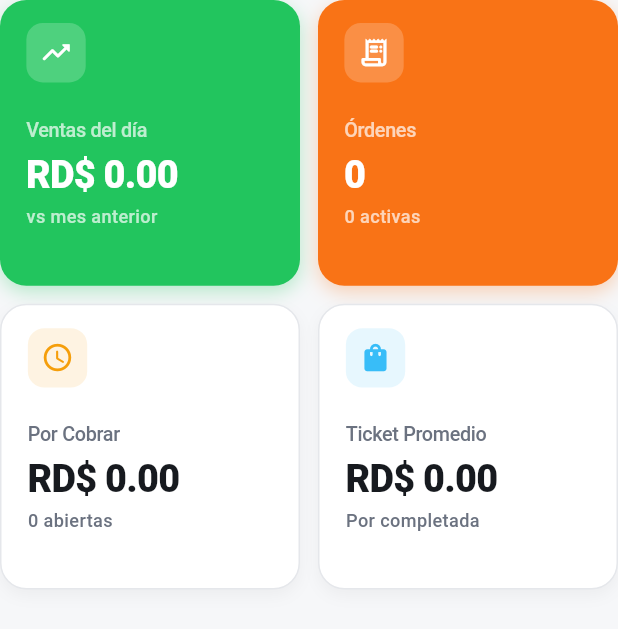
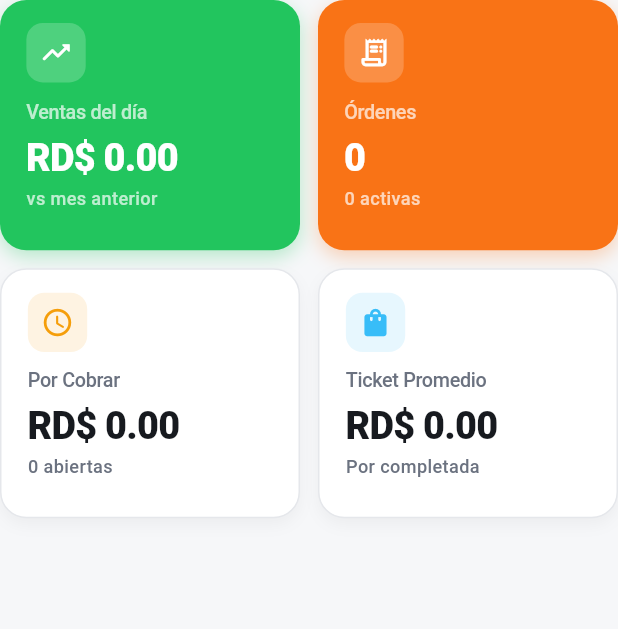
Before and after one commit to Crisgmz/mango_dashboard, a Flutter app: the DashboardKpiCards widget shown alone on an empty page, opened directly with empty values, on a phone screen of 412 x 824 dp. Shown: the top 629 px of the screen. Run offline on Flutter 3.47's test engine with Material 3 defaults, Android fonts, the phone set to English and light mode, and no system bars; our stand-ins replace fl_chart, flutter_local_notifications, flutter_native_splash, flutter_riverpod, local_auth, pdf and 5 more; missing offline and left inert: local_auth_android, local_auth_darwin; accounts and stored records are empty; network calls fail.

Commit message:
mango dashboard actualizacion

```diff
--- a/lib/data/notifications/notification_service.dart
+++ b/lib/data/notifications/notification_service.dart
@@ -18,6 +18,16 @@ class NotificationService {
   void subscribe(String businessId) {
     _dispose();
     _seenIds.clear();
+
+    // Ensure the realtime socket carries the current access token. Postgres
+    // Changes run RLS as the connected role; without this the socket may still
+    // be treated as `anon` (e.g. after a silent session restore) and every
+    // `TO authenticated` policy denies the subscription with error 42501
+    // ("You do not have required role or permission to perform an operation").
+    final token = _client.auth.currentSession?.accessToken;
+    if (token != null) {
+      _client.realtime.setAuth(token);
+    }
 
     dev.log('[NotificationService] Subscribing for business: $businessId');
 
--- a/lib/presentation/dashboard/widgets/dashboard_kpi_cards.dart
+++ b/lib/presentation/dashboard/widgets/dashboard_kpi_cards.dart
@@ -26,14 +26,29 @@ class DashboardKpiCards extends StatelessWidget {
   Widget build(BuildContext context) {
     return LayoutBuilder(
       builder: (context, constraints) {
+        final dpi = DpiScale.of(context);
         final crossAxisCount = constraints.maxWidth > 600 ? 4 : 2;
-        final childAspectRatio = constraints.maxWidth > 600 ? 1.6 : 1.05;
+        const crossAxisSpacing = 12.0;
+
+        // Derive the cell height from the actual scaled content so the cards
+        // never overflow on high-DPI / large screens (e.g. iPad), instead of
+        // relying on a fixed aspect ratio that can be too short for the content.
+        final cellWidth =
+            (constraints.maxWidth - crossAxisSpacing * (crossAxisCount - 1)) /
+                crossAxisCount;
+        final cellHeight = dpi.icon(36) + // icon container
+            dpi.space(14) * 2 + // vertical padding
+            dpi.font(12) * 1.4 + // label line
+            dpi.font(23) * 1.5 + // value line
+            dpi.font(11) * 1.5 + // subtitle line
+            dpi.space(20); // spacing / breathing room
+        final childAspectRatio = cellWidth / cellHeight;
 
         return GridView.count(
           shrinkWrap: true,
           physics: const NeverScrollableScrollPhysics(),
           crossAxisCount: crossAxisCount,
-          crossAxisSpacing: 12,
+          crossAxisSpacing: crossAxisSpacing,
           mainAxisSpacing: 12,
           childAspectRatio: childAspectRatio,
           children: [
@@ -149,8 +164,8 @@ class _KpiCard extends StatelessWidget {
                 : MainAxisAlignment.start,
             children: [
               Container(
-                width: dpi.scale(36),
-                height: dpi.scale(36),
+                width: dpi.icon(36),
+                height: dpi.icon(36),
                 decoration: BoxDecoration(
                   color: iconBg,
                   borderRadius: BorderRadius.circular(dpi.radius(10)),
--- a/pubspec.yaml
+++ b/pubspec.yaml
@@ -1,7 +1,7 @@
 name: mango_dashboard
 description: "Mango Dashboard admin app"
 publish_to: 'none'
-version: 1.1.0+3
+version: 1.1.0+5
 
 environment:
   sdk: ^3.11.3
```
Also changed, not shown: 24 other files.
